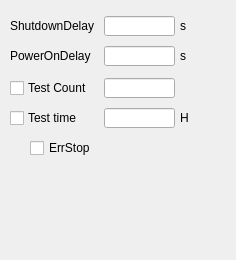
First picture: the form in 01_pro/UsHardwareTest/widgetAutoPowerTest.ui, repository gaohuaiqing/UltraSmart_Platform, before the edit.
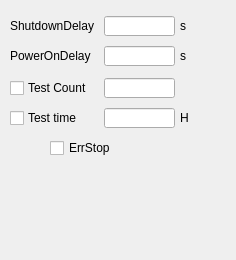
Second picture: the form after the edit.

What changed in the file:
```diff
--- a/01_pro/UsHardwareTest/widgetAutoPowerTest.ui
+++ b/01_pro/UsHardwareTest/widgetAutoPowerTest.ui
@@ -173,7 +173,7 @@
   <widget class="QCheckBox" name="checkBox_AutoPowerErrStop">
    <property name="geometry">
     <rect>
-     <x>30</x>
+     <x>50</x>
      <y>140</y>
      <width>71</width>
      <height>16</height>
```
